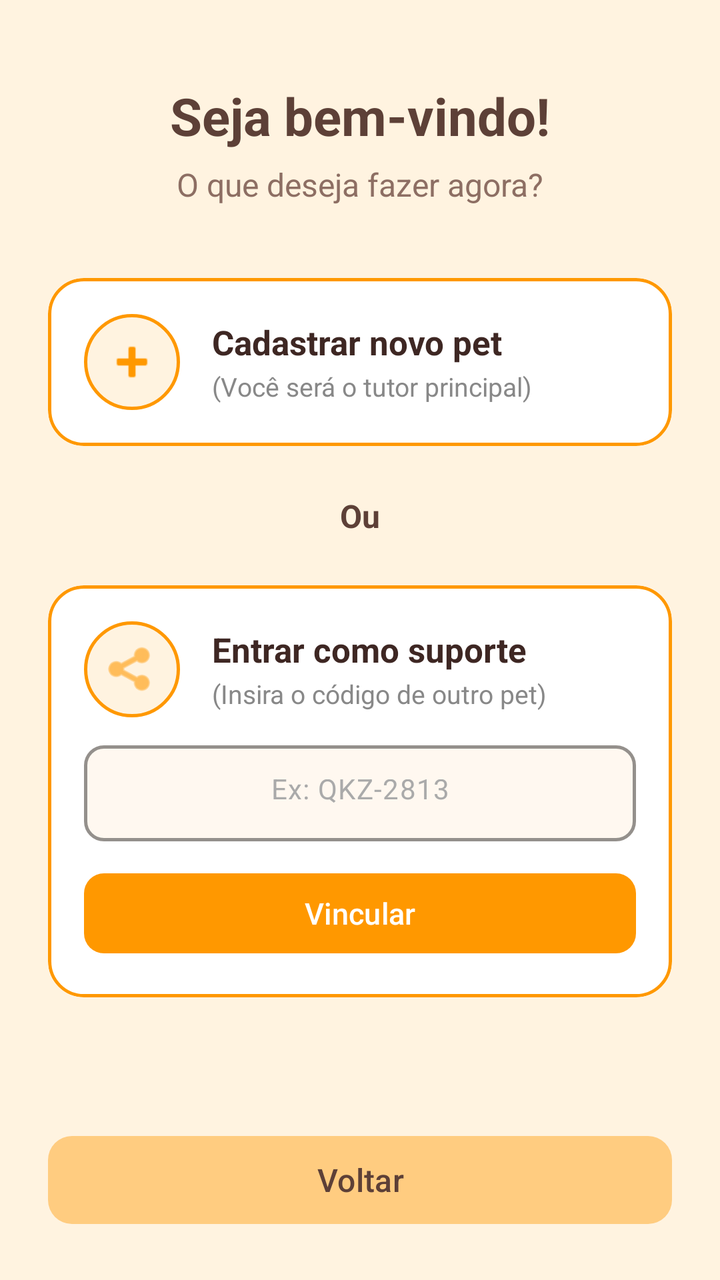
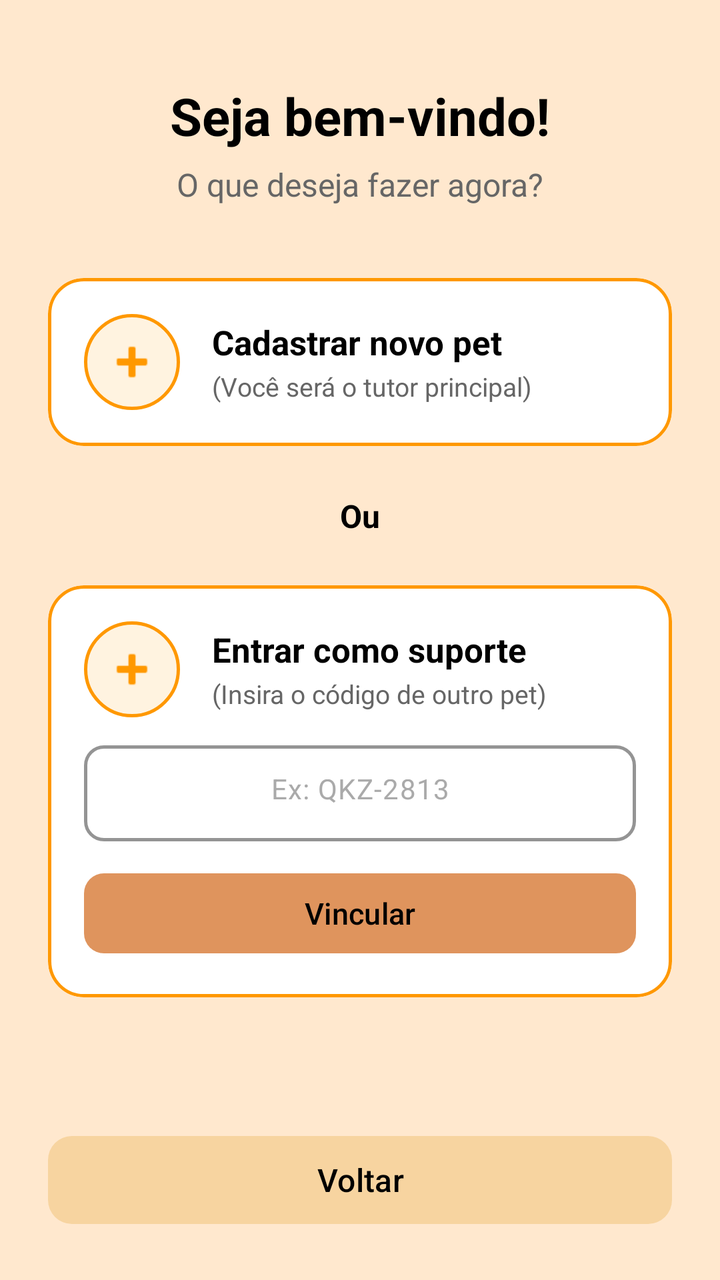

Two renders of the same Android screen: before a commit and after it. Below are the layout's source before the change and the commit's diff.
<!-- AndroidManifest.xml: application theme Theme.ProtPetverso1 -->
<!-- res/layout/escolha_pet_layout.xml -->
<?xml version="1.0" encoding="utf-8"?>
<LinearLayout xmlns:android="http://schemas.android.com/apk/res/android"
    xmlns:app="http://schemas.android.com/apk/res-auto"
    android:layout_width="match_parent"
    android:layout_height="match_parent"
    android:orientation="vertical"
    android:background="#FFF3E0"
    android:paddingHorizontal="24dp"
    android:paddingTop="24dp"
    android:paddingBottom="24dp">

    <View
        android:layout_width="match_parent"
        android:layout_height="0dp"
        android:layout_weight="0.4" />

    <LinearLayout
        android:layout_width="match_parent"
        android:layout_height="wrap_content"
        android:orientation="vertical"
        android:gravity="center_horizontal">

        <TextView
            android:layout_width="wrap_content"
            android:layout_height="wrap_content"
            android:text="Seja bem-vindo!"
            android:textSize="26sp"
            android:textStyle="bold"
            android:textColor="#5D4037" />

        <TextView
            android:layout_width="wrap_content"
            android:layout_height="wrap_content"
            android:layout_marginTop="6dp"
            android:layout_marginBottom="36dp"
            android:text="O que deseja fazer agora?"
            android:textSize="16sp"
            android:textColor="#8D6E63" />

        
        <com.google.android.material.card.MaterialCardView
            android:id="@+id/cardCadastrarPet"
            android:layout_width="match_parent"
            android:layout_height="wrap_content"
            android:layout_marginBottom="24dp"
            app:cardCornerRadius="18dp"
            app:cardElevation="0dp"
            app:cardBackgroundColor="#FFFFFF"
            app:strokeWidth="1.5dp"
            app:strokeColor="#FF9800">

            <LinearLayout
                android:layout_width="match_parent"
                android:layout_height="wrap_content"
                android:orientation="horizontal"
                android:padding="18dp"
                android:gravity="center_vertical">

                <ImageView
                    android:layout_width="48dp"
                    android:layout_height="48dp"
                    android:src="@android:drawable/ic_input_add"
                    app:tint="#FF9800"
                    android:background="@drawable/bg_circulo_laranja"
                    android:padding="10dp"
                    android:contentDescription="Cadastrar pet" />

                <LinearLayout
                    android:layout_width="0dp"
                    android:layout_height="wrap_content"
                    android:layout_weight="1"
                    android:orientation="vertical"
                    android:layout_marginStart="16dp">

                    <TextView
                        android:layout_width="wrap_content"
                        android:layout_height="wrap_content"
                        android:text="Cadastrar novo pet"
                        android:textSize="17sp"
                        android:textStyle="bold"
                        android:textColor="#3E2723" />

                    <TextView
                        android:layout_width="wrap_content"
                        android:layout_height="wrap_content"
                        android:layout_marginTop="2dp"
                        android:text="(Você será o tutor principal)"
                        android:textSize="13sp"
                        android:textColor="#888888" />
                </LinearLayout>
            </LinearLayout>
        </com.google.android.material.card.MaterialCardView>

        <TextView
            android:layout_width="wrap_content"
            android:layout_height="wrap_content"
            android:layout_marginBottom="24dp"
            android:text="Ou"
            android:textSize="16sp"
            android:textStyle="bold"
            android:textColor="#5D4037" />

        
        <com.google.android.material.card.MaterialCardView
            android:id="@+id/cardVincularPet"
            android:layout_width="match_parent"
            android:layout_height="wrap_content"
            android:layout_marginBottom="16dp"
            app:cardCornerRadius="18dp"
            app:cardElevation="0dp"
            app:cardBackgroundColor="#FFFFFF"
            app:strokeWidth="1.5dp"
            app:strokeColor="#FF9800">

            <LinearLayout
                android:layout_width="match_parent"
                android:layout_height="wrap_content"
                android:orientation="vertical"
                android:padding="18dp">

                <LinearLayout
                    android:layout_width="match_parent"
                    android:layout_height="wrap_content"
                    android:orientation="horizontal"
                    android:gravity="center_vertical">

                    <ImageView
                        android:layout_width="48dp"
                        android:layout_height="48dp"
                        android:src="@android:drawable/ic_menu_share"
                        app:tint="#FF9800"
                        android:background="@drawable/bg_circulo_laranja"
                        android:padding="10dp"
                        android:contentDescription="Vincular pet" />

                    <LinearLayout
                        android:layout_width="0dp"
                        android:layout_height="wrap_content"
                        android:layout_weight="1"
                        android:orientation="vertical"
                        android:layout_marginStart="16dp">

                        <TextView
                            android:layout_width="wrap_content"
                            android:layout_height="wrap_content"
                            android:text="Entrar como suporte"
                            android:textSize="17sp"
                            android:textStyle="bold"
                            android:textColor="#3E2723" />

                        <TextView
                            android:layout_width="wrap_content"
                            android:layout_height="wrap_content"
                            android:layout_marginTop="2dp"
                            android:text="(Insira o código de outro pet)"
                            android:textSize="13sp"
                            android:textColor="#888888" />
                    </LinearLayout>
                </LinearLayout>

                <com.google.android.material.textfield.TextInputLayout
                    android:id="@+id/ipCodigoVinculo"
                    android:layout_width="match_parent"
                    android:layout_height="wrap_content"
                    android:layout_marginTop="14dp"
                    app:boxBackgroundMode="outline"
                    app:boxBackgroundColor="#FFF8F0"
                    app:boxStrokeColor="#FF9800"
                    app:boxStrokeWidth="1.5dp"
                    app:boxCornerRadiusBottomEnd="10dp"
                    app:boxCornerRadiusBottomStart="10dp"
                    app:boxCornerRadiusTopEnd="10dp"
                    app:boxCornerRadiusTopStart="10dp"
                    app:hintEnabled="false">

                    <com.google.android.material.textfield.TextInputEditText
                        android:id="@+id/edtCodigoVinculo"
                        android:layout_width="match_parent"
                        android:layout_height="48dp"
                        android:gravity="center"
                        android:hint="Ex: QKZ-2813"
                        android:inputType="textCapCharacters"
                        android:maxLength="16"
                        android:textColor="@color/black"
                        android:textColorHint="#AAAAAA"
                        android:textSize="14sp" />
                </com.google.android.material.textfield.TextInputLayout>

                <com.google.android.material.button.MaterialButton
                    android:id="@+id/btnVincular"
                    android:layout_width="match_parent"
                    android:layout_height="48dp"
                    android:layout_marginTop="12dp"
                    android:text="Vincular"
                    android:textAllCaps="false"
                    android:textSize="15sp"
                    android:textColor="@android:color/white"
                    app:backgroundTint="#FF9800"
                    app:cornerRadius="10dp" />

            </LinearLayout>
        </com.google.android.material.card.MaterialCardView>

    </LinearLayout>

    <View
        android:layout_width="match_parent"
        android:layout_height="0dp"
        android:layout_weight="1.2" />

    <com.google.android.material.button.MaterialButton
        android:id="@+id/btnVoltar"
        android:layout_width="match_parent"
        android:layout_height="52dp"
        android:text="Voltar"
        android:textAllCaps="false"
        android:textSize="16sp"
        android:textColor="#5D4037"
        app:backgroundTint="#FFCC80"
        app:cornerRadius="12dp" />

</LinearLayout>
<!-- resources referenced by this layout -->
<resources>
  <color name="black">#FF000000</color>
  <!-- drawable bg_circulo_laranja (drawable) -->
  <?xml version="1.0" encoding="utf-8"?>
  <shape xmlns:android="http://schemas.android.com/apk/res/android"
      android:shape="oval">
      <solid android:color="#FFF3E0" />
      <stroke
          android:width="1.5dp"
          android:color="#FF9800" />
  </shape>
  <style name="Theme.ProtPetverso1" parent="Base.Theme.ProtPetverso1">
      </style>
  <style name="Base.Theme.ProtPetverso1" parent="Theme.Material3.DayNight.NoActionBar">
          
          
      </style>
</resources>

<!-- the commit's change to res/layout/escolha_pet_layout.xml (unified diff, before → after) -->
@@ -4,7 +4,7 @@
     android:layout_width="match_parent"
     android:layout_height="match_parent"
     android:orientation="vertical"
-    android:background="#FFF3E0"
+    android:background="#FFE8CE"
     android:paddingHorizontal="24dp"
     android:paddingTop="24dp"
     android:paddingBottom="24dp">
@@ -26,7 +26,7 @@
             android:text="Seja bem-vindo!"
             android:textSize="26sp"
             android:textStyle="bold"
-            android:textColor="#5D4037" />
+            android:textColor="#000000" />
 
         <TextView
             android:layout_width="wrap_content"
@@ -35,7 +35,7 @@
             android:layout_marginBottom="36dp"
             android:text="O que deseja fazer agora?"
             android:textSize="16sp"
-            android:textColor="#8D6E63" />
+            android:textColor="#666666" />
 
         
         <com.google.android.material.card.MaterialCardView
@@ -78,7 +78,7 @@
                         android:text="Cadastrar novo pet"
                         android:textSize="17sp"
                         android:textStyle="bold"
-                        android:textColor="#3E2723" />
+                        android:textColor="#000000" />
 
                     <TextView
                         android:layout_width="wrap_content"
@@ -86,7 +86,7 @@
                         android:layout_marginTop="2dp"
                         android:text="(Você será o tutor principal)"
                         android:textSize="13sp"
-                        android:textColor="#888888" />
+                        android:textColor="#666666" />
                 </LinearLayout>
             </LinearLayout>
         </com.google.android.material.card.MaterialCardView>
@@ -98,7 +98,7 @@
             android:text="Ou"
             android:textSize="16sp"
             android:textStyle="bold"
-            android:textColor="#5D4037" />
+            android:textColor="#000000" />
 
         
         <com.google.android.material.card.MaterialCardView
@@ -127,7 +127,7 @@
                     <ImageView
                         android:layout_width="48dp"
                         android:layout_height="48dp"
-                        android:src="@android:drawable/ic_menu_share"
+                        android:src="@android:drawable/ic_input_add"
                         app:tint="#FF9800"
                         android:background="@drawable/bg_circulo_laranja"
                         android:padding="10dp"
@@ -146,7 +146,7 @@
                             android:text="Entrar como suporte"
                             android:textSize="17sp"
                             android:textStyle="bold"
-                            android:textColor="#3E2723" />
+                            android:textColor="#000000" />
 
                         <TextView
                             android:layout_width="wrap_content"
@@ -154,7 +154,7 @@
                             android:layout_marginTop="2dp"
                             android:text="(Insira o código de outro pet)"
                             android:textSize="13sp"
-                            android:textColor="#888888" />
+                            android:textColor="#666666" />
                     </LinearLayout>
                 </LinearLayout>
 
@@ -164,7 +164,7 @@
                     android:layout_height="wrap_content"
                     android:layout_marginTop="14dp"
                     app:boxBackgroundMode="outline"
-                    app:boxBackgroundColor="#FFF8F0"
+                    app:boxBackgroundColor="#FFFFFF"
                     app:boxStrokeColor="#FF9800"
                     app:boxStrokeWidth="1.5dp"
                     app:boxCornerRadiusBottomEnd="10dp"
@@ -181,7 +181,7 @@
                         android:hint="Ex: QKZ-2813"
                         android:inputType="textCapCharacters"
                         android:maxLength="16"
-                        android:textColor="@color/black"
+                        android:textColor="#000000"
                         android:textColorHint="#AAAAAA"
                         android:textSize="14sp" />
                 </com.google.android.material.textfield.TextInputLayout>
@@ -194,8 +194,8 @@
                     android:text="Vincular"
                     android:textAllCaps="false"
                     android:textSize="15sp"
-                    android:textColor="@android:color/white"
-                    app:backgroundTint="#FF9800"
+                    android:textColor="#000"
+                    app:backgroundTint="#DF945D"
                     app:cornerRadius="10dp" />
 
             </LinearLayout>
@@ -215,8 +215,8 @@
         android:text="Voltar"
         android:textAllCaps="false"
         android:textSize="16sp"
-        android:textColor="#5D4037"
-        app:backgroundTint="#FFCC80"
+        android:textColor="#000000"
+        app:backgroundTint="#F7D4A0"
         app:cornerRadius="12dp" />
 
 </LinearLayout>
<!-- resource entries referenced after the edit -->
@@ -1,6 +1,5 @@
 <!-- resources referenced by this layout -->
 <resources>
-  <color name="black">#FF000000</color>
   <!-- drawable bg_circulo_laranja (drawable) -->
   <?xml version="1.0" encoding="utf-8"?>
   <shape xmlns:android="http://schemas.android.com/apk/res/android"
